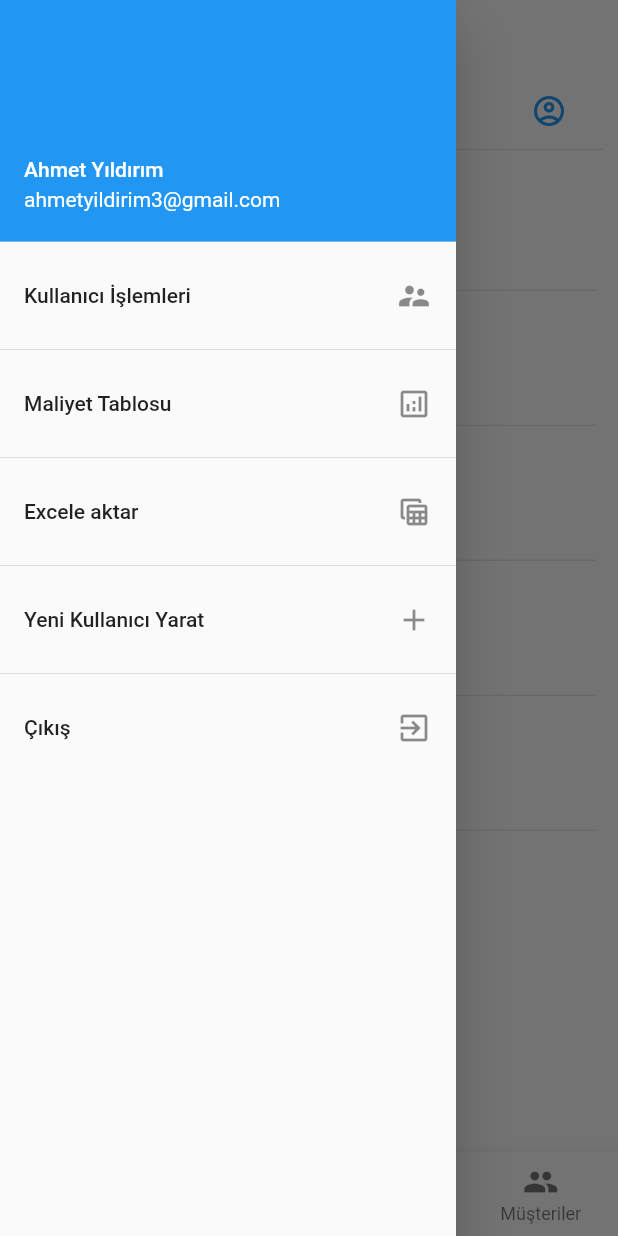
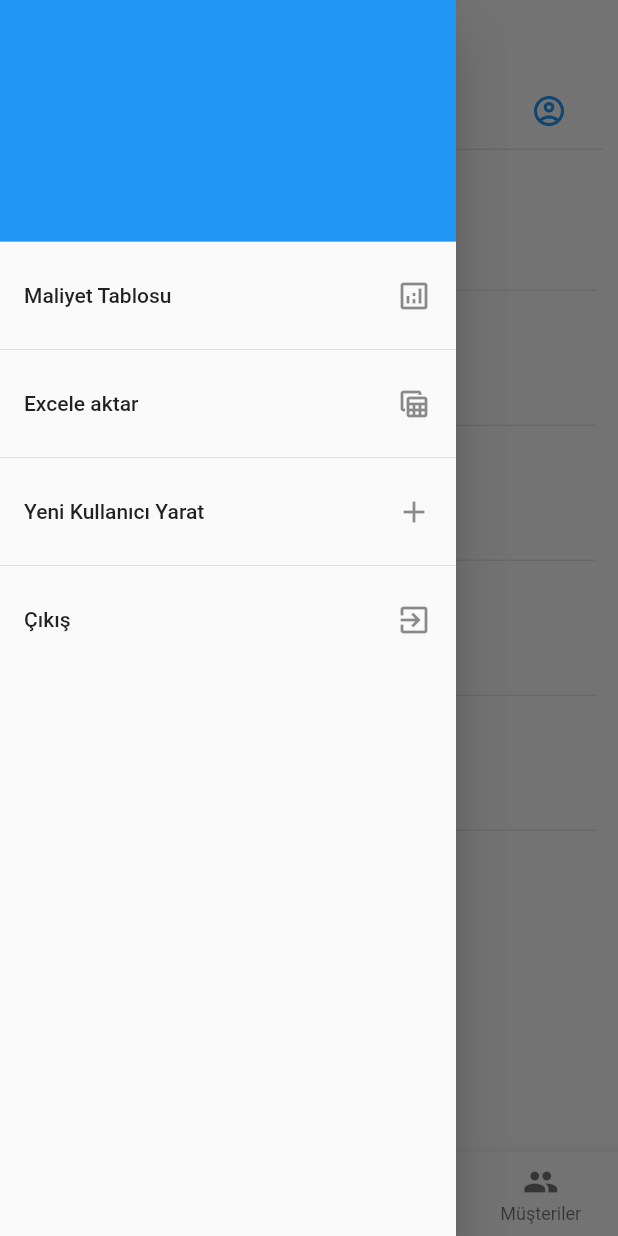
Before and after one commit to ahmettyildirim/gazi, a Flutter app: the screen it shows once a user with an empty profile is signed in, with the side drawer open, on a phone screen of 412 x 824 dp. Run offline on Flutter 3.47's test engine with Material 2 defaults, Android fonts, the light colour scheme and no system bars; our stand-ins replace cloud_firestore, custom_radio_grouped_button, firebase_auth, firebase_core, firebase_database, flutter_easyloading and 2 more; missing offline and left inert: syncfusion_flutter_xlsio; accounts and stored records are empty.

```diff
--- a/lib/pages/home.dart
+++ b/lib/pages/home.dart
@@ -178,20 +178,15 @@ class _HomePageState extends State<HomePage> {
           // padding: EdgeInsets.only(left: 10.0, top: 30.0, right: 10.0),
           children: <Widget>[
             UserAccountsDrawerHeader(
-              accountName: Text("Ahmet Yıldırım "),
-              accountEmail: Text("ahmetyildirim3@gmail.com"),
+              accountName: Text(""),
+              accountEmail: Text(FirebaseAuth.instance.currentUser!.email!),
             ),
-            ListTile(
-                title: Text("Kullanıcı İşlemleri"),
-                trailing: Icon(Icons.supervisor_account),
-                onTap: () {
-                  // Navigator.pop(context);
-                  // Navigator.push(
-                  //     context,
-                  //     MaterialPageRoute(
-                  //         builder: (context) => GoogleMapExample()));
-                }),
-            Divider(),
+            // ListTile(
+            //     title: Text("Kullanıcı İşlemleri"),
+            //     trailing: Icon(Icons.supervisor_account),
+            //     onTap: () {
+            //     }),
+            // Divider(),
             ListTile(
               title: Text("Maliyet Tablosu"),
               trailing: Icon(Icons.analytics_outlined),
```
Also changed, not shown: lib/pages/user_create.dart (+27 -6 lines).
